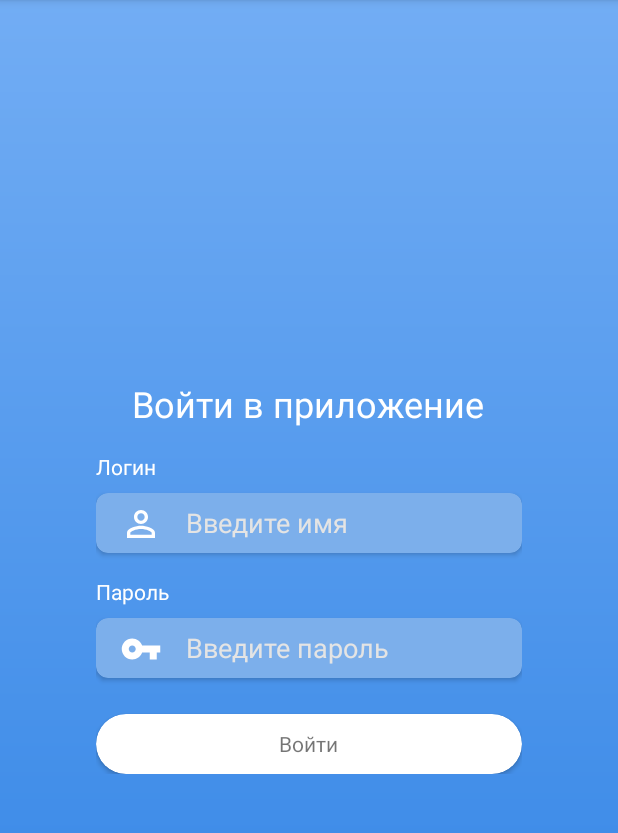
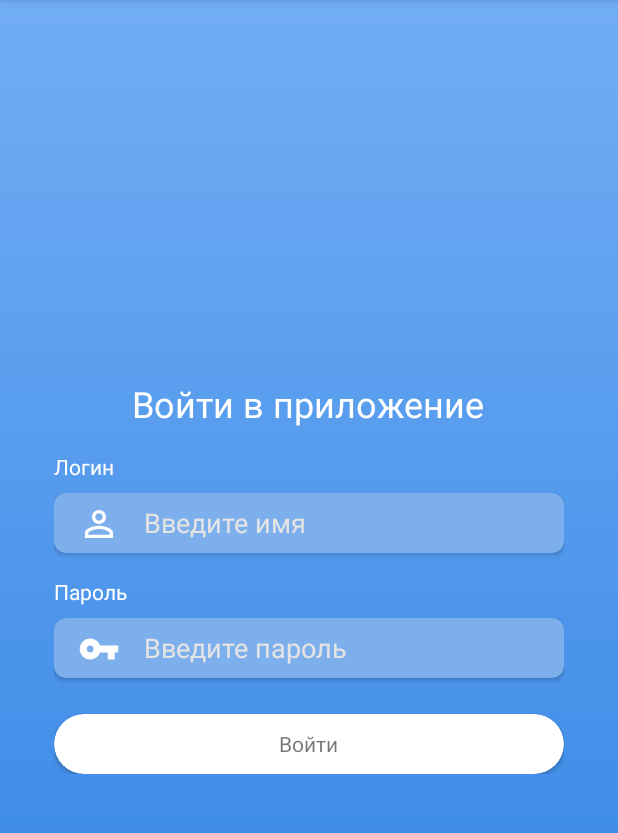
Before and after one commit to aikozin/College_ServiceCenter, an Android app: the screen it shows after launch (LoginActivity), on a phone screen of 412 x 824 dp, the part 84-917 px from its top. Run offline under Robolectric (Android 15) with nearby library versions, the phone set to English and light mode, and no system bars; our stand-ins replace Firebase (no records; nobody signed in at launch, a user with empty details on screens opened directly).

Commit message:
Авторизация FireBase

```diff
--- a/app/src/main/res/layout/activity_login.xml
+++ b/app/src/main/res/layout/activity_login.xml
@@ -10,8 +10,7 @@
     <LinearLayout
         android:layout_width="0dp"
         android:layout_height="wrap_content"
-        android:layout_marginStart="64dp"
-        android:layout_marginEnd="64dp"
+        android:padding="36dp"
         android:orientation="vertical"
         app:layout_constraintBottom_toBottomOf="parent"
         app:layout_constraintEnd_toEndOf="parent"
@@ -21,25 +20,25 @@
         <TextView
             android:layout_width="wrap_content"
             android:layout_height="wrap_content"
+            android:layout_gravity="center_horizontal"
             android:text="@string/login_in_app"
-            android:textSize="24sp"
             android:textColor="@color/white"
-            android:layout_gravity="center_horizontal"/>
+            android:textSize="24sp" />
 
         <TextView
             android:layout_width="wrap_content"
             android:layout_height="wrap_content"
+            android:layout_gravity="start"
+            android:layout_marginTop="16dp"
             android:text="@string/login"
-            android:layout_marginTop="16dp"
-            android:textColor="@color/white"
-            android:layout_gravity="start"/>
+            android:textColor="@color/white" />
 
         <androidx.cardview.widget.CardView
             android:layout_width="match_parent"
             android:layout_height="40dp"
             android:layout_marginTop="8dp"
-            app:cardCornerRadius="8dp"
-            app:cardBackgroundColor="#7CAFEB">
+            app:cardBackgroundColor="#7CAFEB"
+            app:cardCornerRadius="8dp">
 
             <androidx.constraintlayout.widget.ConstraintLayout
                 android:layout_width="match_parent"
@@ -63,34 +62,34 @@
                     android:layout_width="0dp"
                     android:layout_height="wrap_content"
                     android:layout_marginStart="16dp"
+                    android:autofillHints="name"
                     android:background="@android:color/transparent"
                     android:hint="@string/input_name"
+                    android:inputType="text"
                     android:singleLine="true"
                     android:textColor="@color/white"
                     android:textColorHint="#E4E4E4"
                     app:layout_constraintBottom_toBottomOf="parent"
                     app:layout_constraintEnd_toEndOf="parent"
                     app:layout_constraintStart_toEndOf="@+id/imageView"
-                    app:layout_constraintTop_toTopOf="parent"
-                    android:autofillHints="name"
-                    android:inputType="text" />
+                    app:layout_constraintTop_toTopOf="parent" />
             </androidx.constraintlayout.widget.ConstraintLayout>
         </androidx.cardview.widget.CardView>
 
         <TextView
             android:layout_width="wrap_content"
             android:layout_height="wrap_content"
+            android:layout_gravity="start"
+            android:layout_marginTop="16dp"
             android:text="@string/password"
-            android:layout_marginTop="16dp"
-            android:textColor="@color/white"
-            android:layout_gravity="start"/>
+            android:textColor="@color/white" />
 
         <androidx.cardview.widget.CardView
             android:layout_width="match_parent"
             android:layout_height="40dp"
             android:layout_marginTop="8dp"
-            app:cardCornerRadius="8dp"
-            app:cardBackgroundColor="#7CAFEB">
+            app:cardBackgroundColor="#7CAFEB"
+            app:cardCornerRadius="8dp">
 
             <androidx.constraintlayout.widget.ConstraintLayout
                 android:layout_width="match_parent"
@@ -114,32 +113,35 @@
                     android:layout_width="0dp"
                     android:layout_height="wrap_content"
                     android:layout_marginStart="16dp"
+                    android:autofillHints="password"
                     android:background="@android:color/transparent"
                     android:hint="@string/input_password"
+                    android:inputType="textPassword"
                     android:singleLine="true"
                     android:textColor="@color/white"
                     android:textColorHint="#E4E4E4"
                     app:layout_constraintBottom_toBottomOf="parent"
                     app:layout_constraintEnd_toEndOf="parent"
                     app:layout_constraintStart_toEndOf="@+id/imageView1"
-                    app:layout_constraintTop_toTopOf="parent"
-                    android:autofillHints="password"
-                    android:inputType="textPassword" />
+                    app:layout_constraintTop_toTopOf="parent" />
             </androidx.constraintlayout.widget.ConstraintLayout>
         </androidx.cardview.widget.CardView>
 
         <androidx.cardview.widget.CardView
+            android:id="@+id/bt_join"
             android:layout_width="match_parent"
             android:layout_height="40dp"
             android:layout_marginTop="24dp"
             android:background="@color/white"
+            android:clickable="true"
+            android:foreground="?attr/selectableItemBackground"
             app:cardCornerRadius="100dp">
 
             <TextView
                 android:layout_width="wrap_content"
                 android:layout_height="wrap_content"
                 android:layout_gravity="center"
-                android:text="@string/input"/>
+                android:text="@string/input" />
         </androidx.cardview.widget.CardView>
     </LinearLayout>
 
```
Also changed, not shown: app/src/main/java/ru/ermilov/servicecenter/LoginActivity.java (+54 -1 lines), app/src/main/java/ru/ermilov/servicecenter/Users.java (added, +14 -0 lines), 1 other file.
